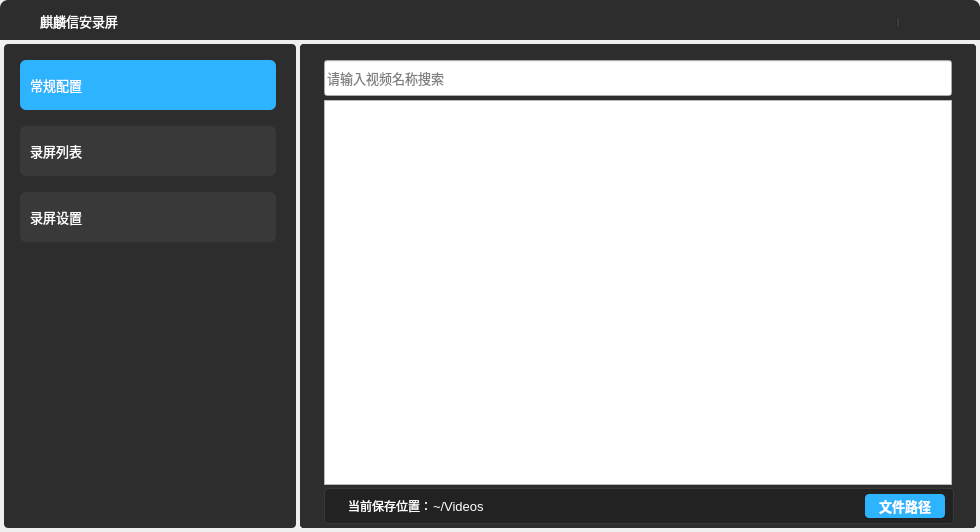
The window that src/ui/ks-vaudit-record/src/widget.ui (openeuler-mirror/ks-vaudit) describes before a commit, drawn with Qt 5.
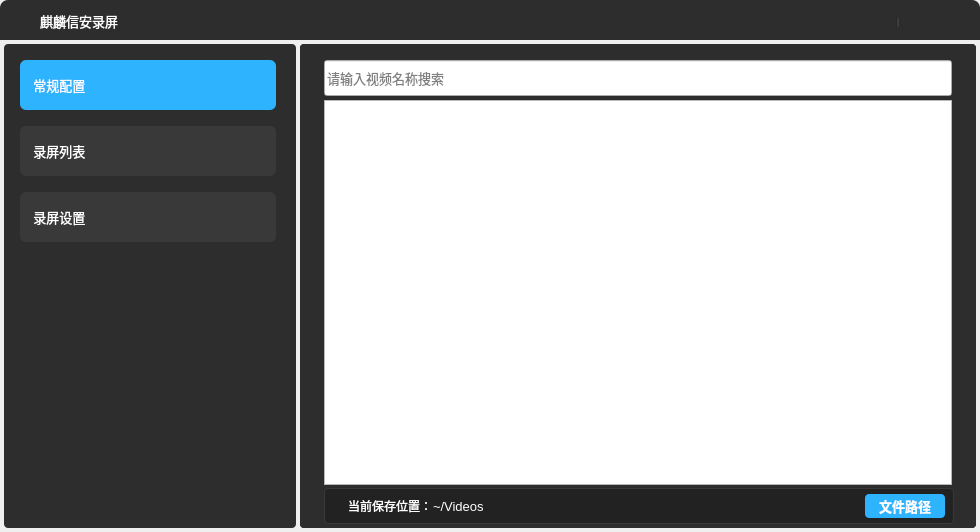
The same window after the commit. Icons and pictures are not drawn.

Commit message: fix(ks-vaudit-record): adjust ui, add api

The edit to the form file:
```diff
--- a/src/ui/ks-vaudit-record/src/widget.ui
+++ b/src/ui/ks-vaudit-record/src/widget.ui
@@ -172,7 +172,7 @@
       <property name="geometry">
        <rect>
         <x>859</x>
-        <y>8</y>
+        <y>7</y>
         <width>31</width>
         <height>31</height>
        </rect>
@@ -195,8 +195,8 @@
       </property>
       <property name="iconSize">
        <size>
-        <width>13</width>
-        <height>13</height>
+        <width>12</width>
+        <height>12</height>
        </size>
       </property>
      </widget>
@@ -570,16 +570,19 @@
       <property name="geometry">
        <rect>
         <x>394</x>
-        <y>25</y>
+        <y>26</y>
         <width>100</width>
-        <height>21</height>
+        <height>20</height>
        </rect>
       </property>
+      <property name="styleSheet">
+       <string notr="true"/>
+      </property>
       <property name="maximum">
        <number>100</number>
       </property>
       <property name="value">
-       <number>70</number>
+       <number>0</number>
       </property>
       <property name="orientation">
        <enum>Qt::Horizontal</enum>
@@ -589,16 +592,16 @@
       <property name="geometry">
        <rect>
         <x>552</x>
-        <y>25</y>
+        <y>26</y>
         <width>100</width>
-        <height>16</height>
+        <height>20</height>
        </rect>
       </property>
       <property name="maximum">
        <number>100</number>
       </property>
       <property name="value">
-       <number>99</number>
+       <number>100</number>
       </property>
       <property name="orientation">
        <enum>Qt::Horizontal</enum>
@@ -607,10 +610,10 @@
      <widget class="QPushButton" name="audioBtn">
       <property name="geometry">
        <rect>
-        <x>360</x>
-        <y>21</y>
-        <width>24</width>
-        <height>24</height>
+        <x>366</x>
+        <y>26</y>
+        <width>16</width>
+        <height>16</height>
        </rect>
       </property>
       <property name="styleSheet">
@@ -625,10 +628,10 @@
      <widget class="QPushButton" name="volumnBtn">
       <property name="geometry">
        <rect>
-        <x>518</x>
-        <y>21</y>
-        <width>24</width>
-        <height>24</height>
+        <x>526</x>
+        <y>26</y>
+        <width>16</width>
+        <height>16</height>
        </rect>
       </property>
       <property name="styleSheet">
@@ -686,7 +689,7 @@
 </string>
       </property>
       <property name="text">
-       <string>常规配置</string>
+       <string> 常规配置</string>
       </property>
       <property name="icon">
        <iconset resource="../data/src.qrc">
@@ -720,7 +723,7 @@
 </string>
       </property>
       <property name="text">
-       <string>录屏列表</string>
+       <string> 录屏列表</string>
       </property>
       <property name="icon">
        <iconset resource="../data/src.qrc">
@@ -752,7 +755,7 @@
 </string>
       </property>
       <property name="text">
-       <string>录屏设置</string>
+       <string> 录屏设置</string>
       </property>
       <property name="icon">
        <iconset resource="../data/src.qrc">
@@ -868,9 +871,9 @@
       <property name="geometry">
        <rect>
         <x>36</x>
-        <y>24</y>
-        <width>21</width>
-        <height>21</height>
+        <y>26</y>
+        <width>16</width>
+        <height>16</height>
        </rect>
       </property>
       <property name="styleSheet">
```
Left out of the diff: 37 changed lines with no effect on the pictures. The commit also changes 7 other files.
